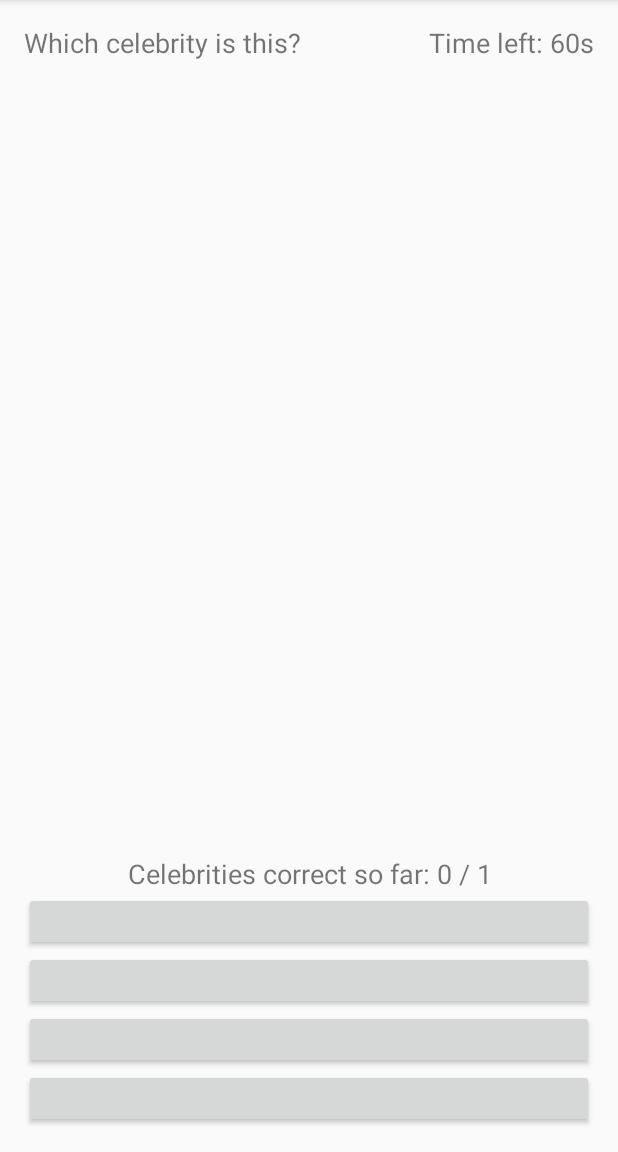
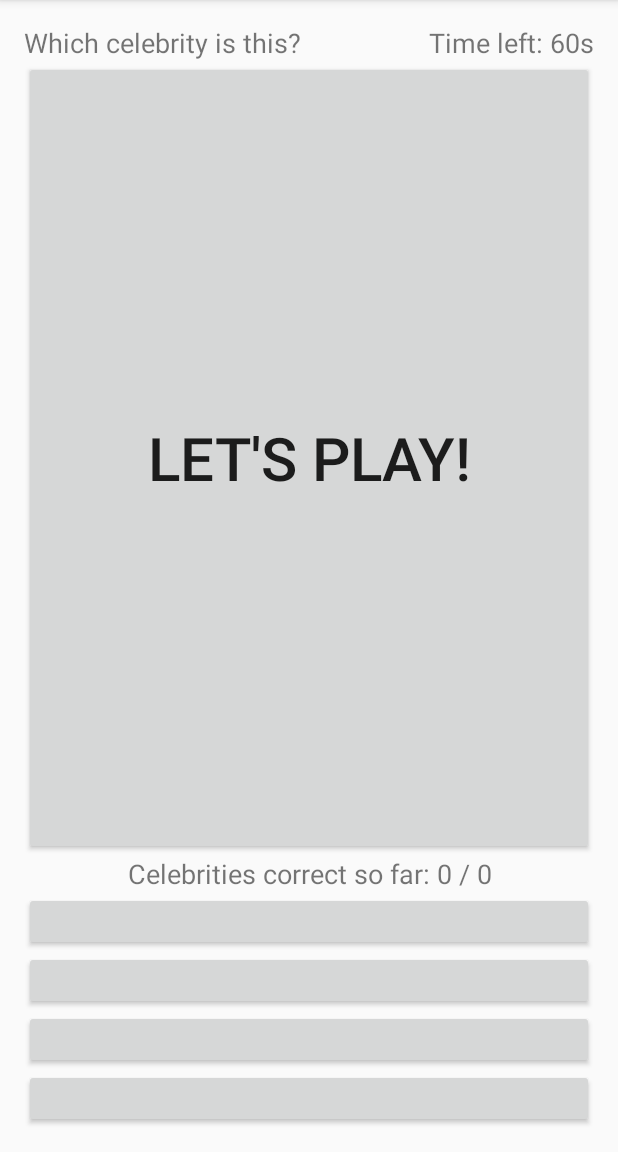
Before and after one commit to jasonbutwell/Android_GuessTheCelebrity, an Android app: the screen it shows after launch (MainActivity), after a tap on an icon or button, on a phone screen of 412 x 824 dp, the part 84-1236 px from its top. Run offline under Robolectric (Android 15) with nearby library versions, the phone set to English and light mode, and no system bars; 5 statements that could not run were skipped.

Commit message:
Added start button and play state

```diff
--- a/app/src/main/java/com/jasonbutwell/guessthecelebrity/MainActivity.java
+++ b/app/src/main/java/com/jasonbutwell/guessthecelebrity/MainActivity.java
@@ -43,27 +43,46 @@ public class MainActivity extends AppCompatActivity {
     int correctAnswers = 0;
     int answerTotal = 0;
 
-    String celebrityIndexURL = "";
-    String celebrityName = "";
     Bitmap celebrityImage = null;
 
-    public void selectionMade(View view ) {
-        //Log.i("result:", resultHTML);
-        checkAnswer(view);
-    }
+    boolean inPlay;
 
-    void setAnswerButtons() {
-        for (int i=0; i < numberOfAnswers; i++ ) {
-            answerButtons[i].setText(answers.get(i));
+    private void showStartButton( boolean showStatus ) {
+        Button showButton = (Button) findViewById(R.id.playButton);
+        ImageView imageView = (ImageView) findViewById(R.id.celebrityImageView);
+
+        if (showStatus == false)
+        {
+            showButton.setVisibility(View.INVISIBLE);
+            imageView.setVisibility(View.VISIBLE);
+        }
+        else {
+            showButton.setVisibility(View.VISIBLE);
+            imageView.setVisibility(View.INVISIBLE);
         }
     }
 
-    void setAnswerStatus() {
+    public void startQuiz( View view ) {
+        inPlay = true;
+        showStartButton( false );
+    }
+
+    public void selectionMade(View view ) {
+        if ( inPlay )
+            checkAnswer(view);
+    }
+
+    private void setAnswerButtons() {
+        for (int i=0; i < numberOfAnswers; i++ )
+            answerButtons[i].setText(answers.get(i));
+    }
+
+    private void setAnswerStatus() {
         TextView answerTotalView = (TextView)findViewById(R.id.QuestionNumberTextView);
         answerTotalView.setText("Celebrities correct so far: " + correctAnswers +" / " + answerTotal);
     }
 
-    void setAnswers() {
+    private void setAnswers() {
         answers.clear();
 
         correctAnswerLocation = getRandomAnswerLocation();
@@ -86,7 +105,7 @@ public class MainActivity extends AppCompatActivity {
         setAnswerButtons();
     }
 
-    void checkAnswer(View view) {
+    private void checkAnswer(View view) {
         String message = "";
 
         if (view.getTag().toString().equals(Integer.toString(correctAnswerLocation+1))) {
@@ -102,25 +121,25 @@ public class MainActivity extends AppCompatActivity {
         getNextCelebrity();
     }
 
-    int getRandomCelebrityIndex() {
+    private int getRandomCelebrityIndex() {
         Random rand = new Random();
         return rand.nextInt(maxNumberOfCelebrities);
     }
 
-    int getRandomAnswerLocation() {
+    private int getRandomAnswerLocation() {
         Random rand = new Random();
         return rand.nextInt(numberOfAnswers);
     }
 
-    String getCelebrityName( int index ) {
+    private String getCelebrityName( int index ) {
         return celebNames.get(index);
     }
 
-    String getCelebrityImageURL( int index ) {
+    private String getCelebrityImageURL( int index ) {
         return celebImages.get(index);
     }
 
-    boolean setViewImageBitmap(Bitmap bitmap) {
+    private boolean setViewImageBitmap(Bitmap bitmap) {
         boolean status = false;
 
         if ( bitmap != null ) {
@@ -183,6 +202,9 @@ public class MainActivity extends AppCompatActivity {
         answerButtons[2] = (Button)findViewById(R.id.button3);
         answerButtons[3] = (Button)findViewById(R.id.button4);
 
+        inPlay = false;
+        showStartButton( true );
+
         task = new DownloadHTMLTask();
 
         try {
--- a/app/src/main/res/layout/activity_main.xml
+++ b/app/src/main/res/layout/activity_main.xml
@@ -18,12 +18,39 @@
         android:id="@+id/whichTextView"
         android:textSize="18sp" />
 
+    <TextView
+        android:text="Time left: 60s"
+        android:layout_width="wrap_content"
+        android:layout_height="wrap_content"
+        android:layout_alignParentTop="true"
+        android:layout_alignParentRight="true"
+        android:layout_alignParentEnd="true"
+        android:id="@+id/TimertextView"
+        android:textSize="18sp" />
+
     <GridLayout
         android:layout_width="match_parent"
         android:layout_height="match_parent"
         android:layout_below="@+id/whichTextView"
         android:layout_alignParentLeft="true"
         android:layout_alignParentStart="true">
+
+        <Button
+            android:text="Let's Play!"
+            android:layout_width="match_parent"
+            android:layout_height="wrap_content"
+            android:layout_alignParentTop="true"
+            android:layout_gravity="fill"
+            android:id="@+id/playButton"
+            android:textAlignment="center"
+            android:padding="60dp"
+            android:textSize="40dp"
+            tools:background="@android:color/holo_blue_light"
+            android:layout_centerHorizontal="true"
+            android:layout_centerInParent="true"
+            android:layout_centerVertical="false"
+            android:visibility="invisible"
+            android:onClick="startQuiz" />
 
         <ImageView
             android:layout_width="match_parent"
@@ -37,7 +64,6 @@
             android:layout_alignParentStart="true" />
 
         <Button
-            android:text="Selection1"
             android:layout_width="match_parent"
             android:layout_height="wrap_content"
             android:minHeight="12dip"
@@ -49,7 +75,6 @@
             android:onClick="selectionMade" />
 
         <Button
-            android:text="Selection2"
             android:layout_width="match_parent"
             android:layout_height="wrap_content"
             android:minHeight="12dip"
@@ -60,7 +85,6 @@
             android:onClick="selectionMade" />
 
         <Button
-            android:text="Selection3"
             android:layout_width="match_parent"
             android:layout_height="wrap_content"
             android:minHeight="12dip"
@@ -71,7 +95,6 @@
             android:onClick="selectionMade" />
 
         <Button
-            android:text="Selection4"
             android:layout_width="match_parent"
             android:layout_height="wrap_content"
             android:minHeight="12dip"
@@ -93,14 +116,4 @@
 
     </GridLayout>
 
-    <TextView
-        android:text="Time left: 60s"
-        android:layout_width="wrap_content"
-        android:layout_height="wrap_content"
-        android:layout_alignParentTop="true"
-        android:layout_alignParentRight="true"
-        android:layout_alignParentEnd="true"
-        android:id="@+id/TimertextView"
-        android:textSize="18sp" />
-
 </RelativeLayout>
```
